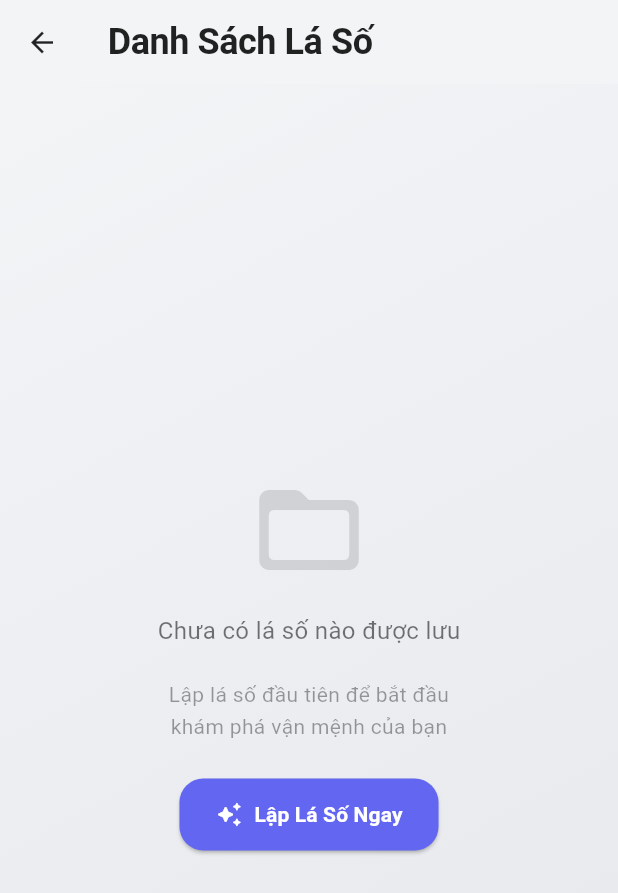
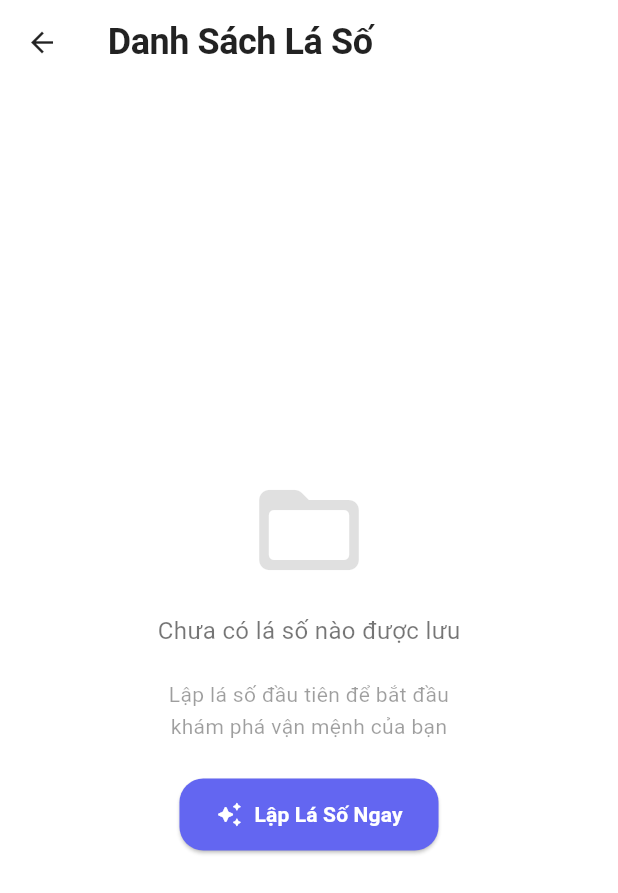
Before and after one commit to cudin-etn/thienco, a Flutter app: the ProfileScreen screen opened directly, on a phone screen of 412 x 824 dp. Shown: the top 893 px of the screen. Run offline on Flutter 3.47's test engine with Material 3 defaults, Android fonts, the phone set to English and light mode, and no system bars; our stand-ins replace camera, hive, hive_flutter, image_picker, pdf, share_plus; missing offline and left inert: dart:js_interop, google_mlkit_face_detection, vnlunar; accounts and stored records are empty; statements that could not run were skipped.

Commit message:
fix: constrain content+pill to 480px (PC centered), remove screen gradients, subtle pill shadow

```diff
--- a/lib/features/profile/ui/profile_screen.dart
+++ b/lib/features/profile/ui/profile_screen.dart
@@ -12,9 +12,7 @@ class ProfileScreen extends StatelessWidget {
     final isDark = Theme.of(context).brightness == Brightness.dark;
 
     return Scaffold(
-      backgroundColor: isDark
-          ? const Color(0xFF0F172A)
-          : const Color(0xFFF3F4F6),
+      backgroundColor: Colors.transparent,
       appBar: AppBar(
         title: Text(
           'Danh Sách Lá Số',
@@ -27,21 +25,11 @@ class ProfileScreen extends StatelessWidget {
         elevation: 0,
         iconTheme: IconThemeData(color: isDark ? Colors.white : Colors.black87),
       ),
-      body: Container(
-        decoration: BoxDecoration(
-          gradient: LinearGradient(
-            begin: Alignment.topLeft,
-            end: Alignment.bottomRight,
-            colors: isDark
-                ? [const Color(0xFF0F172A), const Color(0xFF1E1B4B)]
-                : [const Color(0xFFF3F4F6), const Color(0xFFE5E7EB)],
-          ),
-        ),
-        child: ValueListenableBuilder(
-          valueListenable: Hive.box<UserProfile>(
-            HiveService.profileBoxName,
-          ).listenable(),
-          builder: (context, Box<UserProfile> box, _) {
+      body: ValueListenableBuilder(
+        valueListenable: Hive.box<UserProfile>(
+          HiveService.profileBoxName,
+        ).listenable(),
+        builder: (context, Box<UserProfile> box, _) {
             if (box.values.isEmpty) {
               return _buildEmptyState(context, isDark);
             }
@@ -59,7 +47,6 @@ class ProfileScreen extends StatelessWidget {
             );
           },
         ),
-      ),
     );
   }
 
```
Also changed, not shown: lib/core/layouts/main_layout.dart (+22 -8 lines), lib/features/can_chi/ui/can_chi_screen.dart (+2 -5 lines), lib/features/face_scan/ui/face_scan_screen.dart (+2 -5 lines), lib/features/hop_tuoi/ui/hop_tuoi_screen.dart (+2 -5 lines), lib/features/tu_vi/ui/tu_vi_screen.dart (+2 -5 lines).
